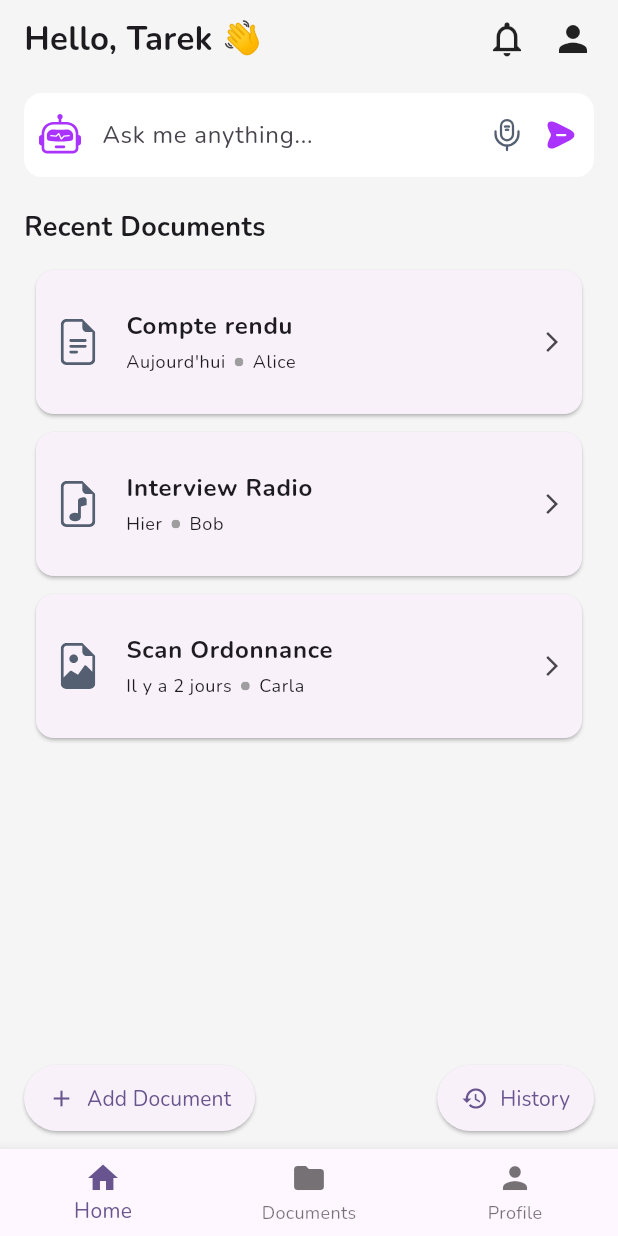
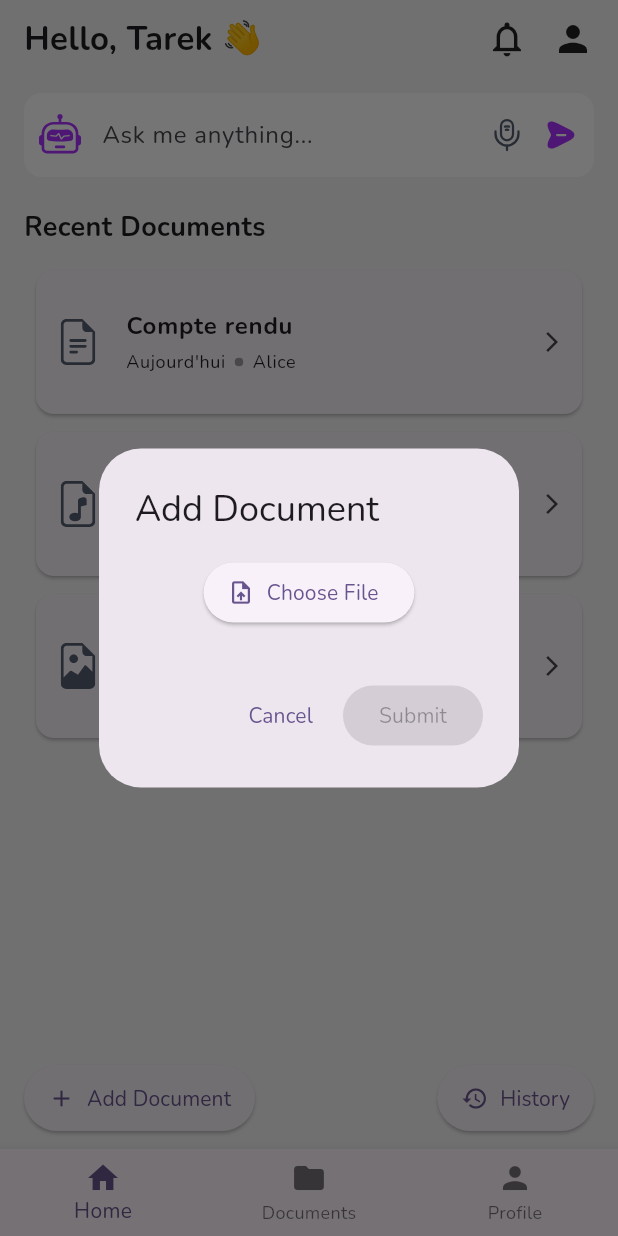
Before and after one commit to The-soulless12/Innov-Digital, a Flutter app: the screen it shows after launch, after a tap on "Add Document", on a phone screen of 412 x 824 dp. Run offline on Flutter 3.47's test engine with Material 3 defaults, Android fonts, the phone set to English and light mode, and no system bars; our stand-ins replace flutter_svg; missing offline and left inert: file_selector.

Commit message:
document details screen added and file selector added

```diff
--- a/innov_digital/lib/screens/home_screen.dart
+++ b/innov_digital/lib/screens/home_screen.dart
@@ -16,19 +16,20 @@ class HomeScreen extends StatelessWidget {
           padding: const EdgeInsets.symmetric(horizontal: 16, vertical: 10),
           child: Column(
             crossAxisAlignment: CrossAxisAlignment.start,
-            children: const [
-              TopBar(),
-              SizedBox(height: 20),
-              AISearchBar(),
-              SizedBox(height: 20),
-              Text(
-                'Recent Documents',
-                style: TextStyle(fontSize: 18, fontWeight: FontWeight.w600),
-              ),
-              SizedBox(height: 10),
-              Expanded(child: RecentDocumentsList()),
-              ActionButtons(),
-            ],
+            children: [
+  const TopBar(),
+  const SizedBox(height: 20),
+  const AISearchBar(),
+  const SizedBox(height: 20),
+  const Text(
+    'Recent Documents',
+    style: TextStyle(fontSize: 18, fontWeight: FontWeight.w600),
+  ),
+  const SizedBox(height: 10),
+  const Expanded(child: RecentDocumentsList()),
+  ActionButtons(), // <- non-const
+],
+
           ),
         ),
       ),
--- /dev/null
+++ b/innov_digital/lib/widgets/action_button.dart
@@ -0,0 +1,26 @@
+import 'package:flutter/material.dart';
+
+class ActionButton extends StatelessWidget {
+  final IconData icon;
+  final String label;
+  final VoidCallback onPressed;
+
+  const ActionButton({
+    super.key,
+    required this.icon,
+    required this.label,
+    required this.onPressed,
+  });
+
+  @override
+  Widget build(BuildContext context) {
+    return ElevatedButton.icon(
+      onPressed: onPressed,
+      icon: Icon(icon),
+      label: Text(label),
+      style: ElevatedButton.styleFrom(
+        padding: const EdgeInsets.symmetric(horizontal: 16, vertical: 12),
+      ),
+    );
+  }
+}
--- a/innov_digital/lib/widgets/action_buttons.dart
+++ b/innov_digital/lib/widgets/action_buttons.dart
@@ -1,7 +1,84 @@
+import 'dart:io';
 import 'package:flutter/material.dart';
+import 'package:file_selector/file_selector.dart';
+import 'package:http/http.dart' as http;
+import 'package:path/path.dart' as path;
+import 'action_button.dart';
 
 class ActionButtons extends StatelessWidget {
   const ActionButtons({super.key});
+
+  void _showAddDocumentDialog(BuildContext context) {
+    XFile? selectedFile;
+
+    showDialog(
+      context: context,
+      builder: (_) {
+        return StatefulBuilder(
+          builder: (context, setState) => AlertDialog(
+            title: const Text('Add Document'),
+            content: Column(
+              mainAxisSize: MainAxisSize.min,
+              children: [
+                ElevatedButton.icon(
+                  icon: const Icon(Icons.upload_file),
+                  label: const Text('Choose File'),
+                  onPressed: () async {
+                    final XFile? file = await openFile();
+
+                    if (file != null) {
+                      setState(() {
+                        selectedFile = file;
+                      });
+                    }
+                  },
+                ),
+                const SizedBox(height: 10),
+                if (selectedFile != null)
+                  Text(
+                    path.basename(selectedFile!.path),
+                    style: const TextStyle(fontSize: 14),
+                  ),
+              ],
+            ),
+            actions: [
+              TextButton(
+                onPressed: () => Navigator.pop(context),
+                child: const Text('Cancel'),
+              ),
+              ElevatedButton(
+                onPressed: selectedFile == null
+                    ? null
+                    : () async {
+                        final uri = Uri.parse('https://your-backend.com/upload');
+
+                        var request = http.MultipartRequest('POST', uri)
+                          ..files.add(await http.MultipartFile.fromPath(
+                            'file',
+                            selectedFile!.path,
+                          ));
+
+                        var response = await request.send();
+
+                        if (response.statusCode == 200) {
+                          Navigator.pop(context);
+                          ScaffoldMessenger.of(context).showSnackBar(
+                            const SnackBar(content: Text('Upload successful!')),
+                          );
+                        } else {
+                          ScaffoldMessenger.of(context).showSnackBar(
+                            const SnackBar(content: Text('Upload failed.')),
+                          );
+                        }
+                      },
+                child: const Text('Submit'),
+              ),
+            ],
+          ),
+        );
+      },
+    );
+  }
 
   @override
   Widget build(BuildContext context) {
@@ -10,21 +87,17 @@ class ActionButtons extends StatelessWidget {
       child: Row(
         mainAxisAlignment: MainAxisAlignment.spaceBetween,
         children: [
-          ElevatedButton.icon(
-            onPressed: () {},
-            icon: const Icon(Icons.add),
-            label: const Text('Add Document'),
-            style: ElevatedButton.styleFrom(
-              padding: const EdgeInsets.symmetric(horizontal: 16, vertical: 12),
-            ),
+          ActionButton(
+            icon: Icons.add,
+            label: 'Add Document',
+            onPressed: () => _showAddDocumentDialog(context),
           ),
-          ElevatedButton.icon(
-            onPressed: () {},
-            icon: const Icon(Icons.history),
-            label: const Text('History'),
-            style: ElevatedButton.styleFrom(
-              padding: const EdgeInsets.symmetric(horizontal: 16, vertical: 12),
-            ),
+          ActionButton(
+            icon: Icons.history,
+            label: 'History',
+            onPressed: () {
+              // Add action for history
+            },
           ),
         ],
       ),
--- a/innov_digital/pubspec.yaml
+++ b/innov_digital/pubspec.yaml
@@ -35,6 +35,9 @@ dependencies:
   # Use with the CupertinoIcons class for iOS style icons.
   cupertino_icons: ^1.0.8
   flutter_svg: ^2.0.9
+  file_selector: ^1.0.3
+  http: ^0.13.6
+  path: ^1.8.3
 
 dev_dependencies:
   flutter_test:
```
Also changed, not shown: innov_digital/lib/screens/document_detail_screen.dart (added, +41 -0 lines), innov_digital/lib/widgets/document_card.dart (+16 -2 lines), innov_digital/pubspec.lock, 5 other files.
